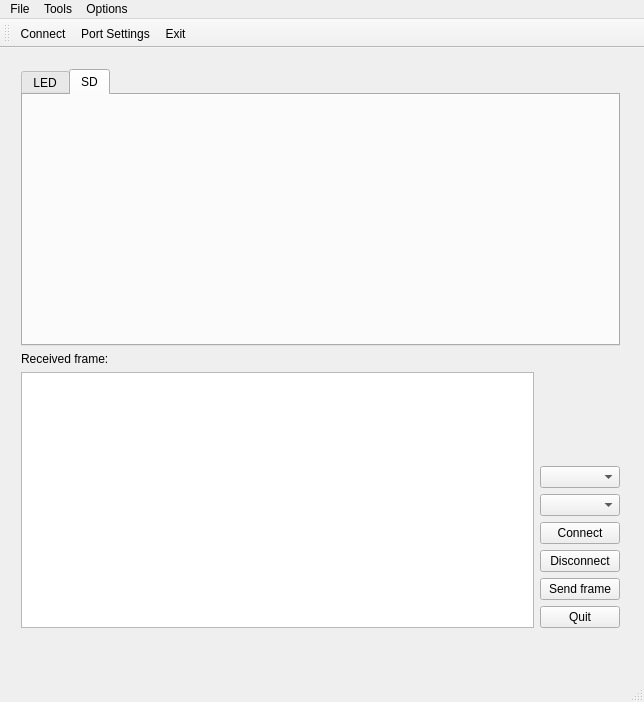
MichalKs/QT_MicroInterface, file mainwindow.ui: the form before one commit.
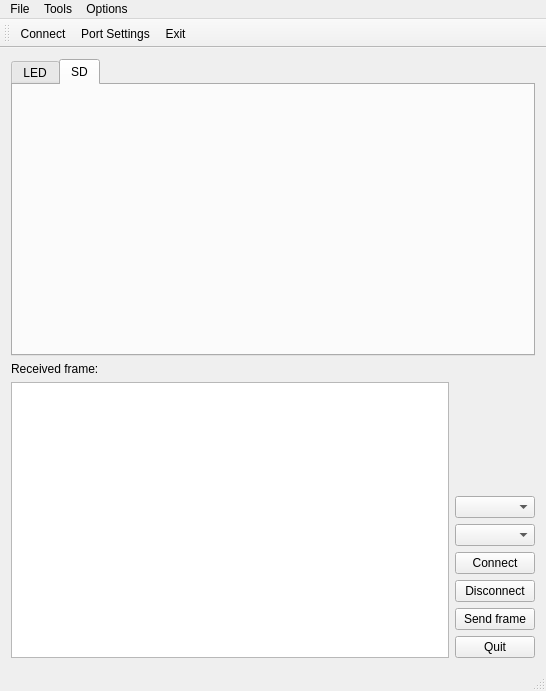
The form after the commit. The open tabs and pages were chosen to show the change. Icons and pictures are not drawn.

Commit message: Before branch

```diff
--- a/mainwindow.ui
+++ b/mainwindow.ui
@@ -9,8 +9,8 @@
    <rect>
     <x>0</x>
     <y>0</y>
-    <width>644</width>
-    <height>702</height>
+    <width>546</width>
+    <height>691</height>
    </rect>
   </property>
   <property name="sizePolicy">
@@ -32,15 +32,8 @@
    <bool>false</bool>
   </property>
   <widget class="QWidget" name="centralWidget">
-   <widget class="QWidget" name="verticalLayoutWidget">
-    <property name="geometry">
-     <rect>
-      <x>10</x>
-      <y>10</y>
-      <width>621</width>
-      <height>581</height>
-     </rect>
-    </property>
+   <layout class="QVBoxLayout" name="verticalLayout_4">
+    <item>
     <layout class="QVBoxLayout" name="verticalLayout">
      <item>
       <widget class="QTabWidget" name="tabWidget">
@@ -150,14 +143,15 @@
       </layout>
      </item>
     </layout>
-   </widget>
+    </item>
+   </layout>
   </widget>
   <widget class="QMenuBar" name="menuBar">
    <property name="geometry">
     <rect>
      <x>0</x>
      <y>0</y>
-     <width>644</width>
+     <width>546</width>
      <height>28</height>
     </rect>
    </property>
```
Left out of the diff: 2 changed lines with no effect on the pictures. Lines whose indentation alone changed are shown as unchanged. The commit also changes 1 other file.
